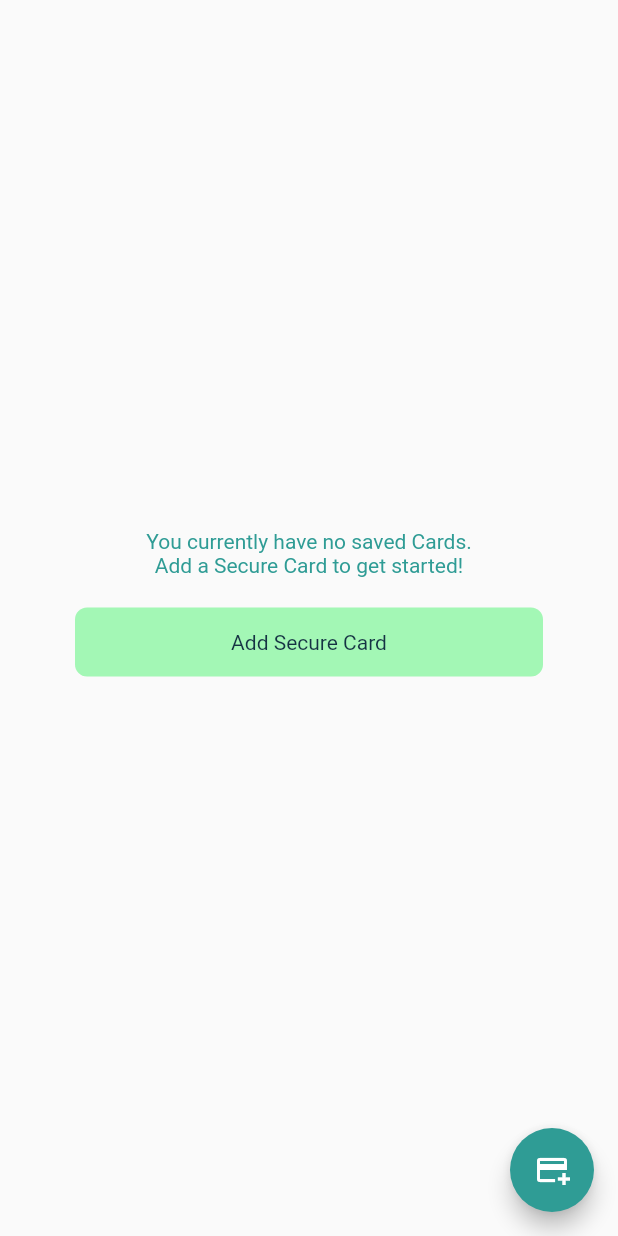
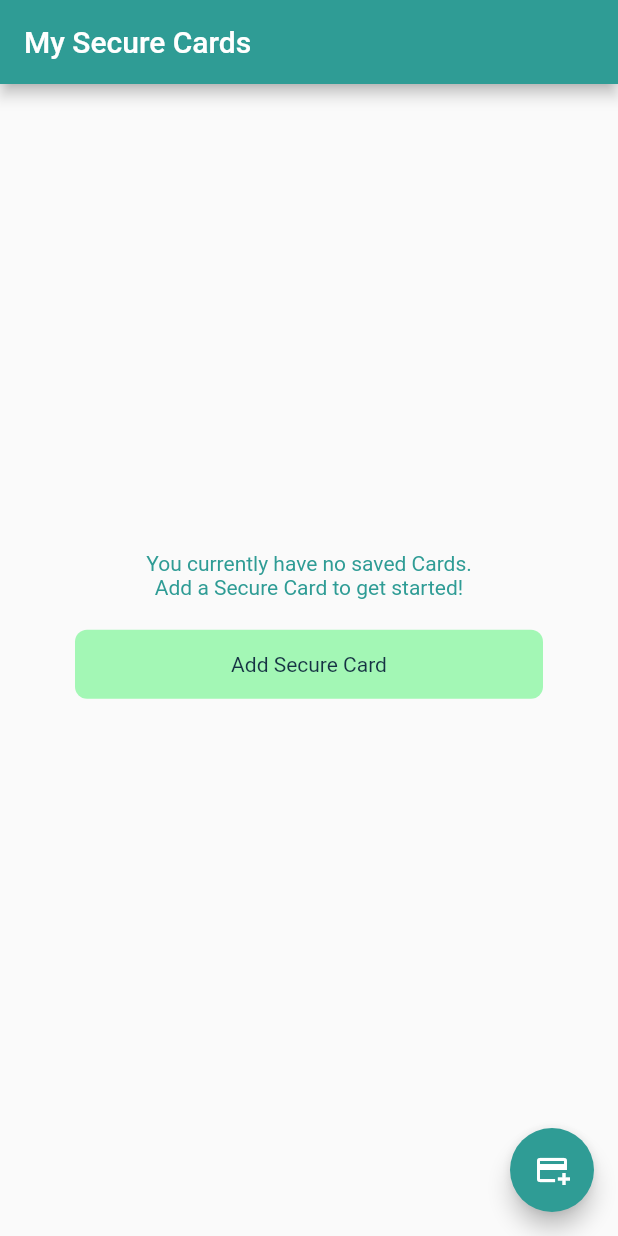
Before and after one commit to AndriesJacobus/BiometriCard, a Flutter app: the screen it shows after launch, on a phone screen of 412 x 824 dp. Run offline on Flutter 3.47's test engine with Material 2 defaults, Android fonts, the phone set to English and light mode, and no system bars; our stand-ins replace flutter_credit_card, flutter_secure_storage, get_it.

Commit message:
feat: new card initial widget

```diff
--- a/lib/screens/new_card.dart
+++ b/lib/components/new_card.dart
@@ -1,7 +1,5 @@
+import 'package:flutter/material.dart';
 import 'package:biometricard/models/secure_card.dart';
-import 'package:biometricard/services/secure_storage_service.dart';
-import 'package:biometricard/services/ui_service.dart';
-import 'package:flutter/material.dart';
 import 'package:biometricard/common/colors.dart';
 import 'package:biometricard/mixins/secure_storage_mixin.dart';
 import 'package:flutter_credit_card/credit_card_brand.dart';
@@ -32,13 +30,13 @@ class NewCardState extends State<NewCard> with SecureStorage<NewCard> {
 
   @override
   void initState() {
+    super.initState();
     border = OutlineInputBorder(
       borderSide: BorderSide(
         color: AppColors.persianBlue.withOpacity(0.7),
         width: 2.0,
       ),
     );
-    super.initState();
   }
 
   void onCreditCardModelChange(CreditCardModel? creditCardModel) {
@@ -57,7 +55,8 @@ class NewCardState extends State<NewCard> with SecureStorage<NewCard> {
       context,
       "Secure Card saved Successfully",
       "Your new Secure Card has been successfully saved, and stored securely!",
-      "Thanks",
+      "View Secure Cards",
+      showCancel: false,
       popTwice: true,
       confirmColor: AppColors.persianGreen,
     );
@@ -67,8 +66,8 @@ class NewCardState extends State<NewCard> with SecureStorage<NewCard> {
     // Show popup
     uiService.showConfirmPopup(
       context,
-      "Error saving new card",
-      "There was an error saving your new card: Card already exists. Please review your details and try again.",
+      "Secure Card already Exists",
+      "There was an error saving your new card: Secure Card already exists.\n\nPlease review your details and try again.",
       "Try again",
       popTwice: false,
       confirmColor: Colors.black,
--- a/lib/main.dart
+++ b/lib/main.dart
@@ -22,7 +22,9 @@ class MyApp extends StatelessWidget {
       theme: ThemeData(
         primarySwatch: Colors.green,
       ),
-      home: const MyHomePage(),
+      home: MyHomePage(
+        title: "My Secure Cards",
+      ),
     );
   }
 }
--- a/lib/screens/home.dart
+++ b/lib/screens/home.dart
@@ -1,10 +1,13 @@
 import 'package:flutter/material.dart';
+import 'package:biometricard/components/card_view.dart';
 import 'package:biometricard/common/colors.dart';
 import 'package:biometricard/mixins/secure_storage_mixin.dart';
-import 'package:biometricard/screens/new_card.dart';
+import 'package:biometricard/components/new_card.dart';
 
 class MyHomePage extends StatefulWidget {
-  const MyHomePage({super.key});
+  String title;
+
+  MyHomePage({super.key, required this.title});
 
   @override
   State<MyHomePage> createState() => _MyHomePageState();
@@ -12,8 +15,19 @@ class MyHomePage extends StatefulWidget {
 
 class _MyHomePageState extends State<MyHomePage>
     with SecureStorage<MyHomePage> {
+  bool hasCards = false;
+
+  @override
+  void initState() {
+    super.initState();
+
+    setState(() {
+      hasCards = secureStorage.cachedStoredCards.isNotEmpty;
+    });
+  }
+
   Future<void> showAddBottomSheet() async {
-    return await showModalBottomSheet(
+    await showModalBottomSheet(
       context: context,
       isScrollControlled: true,
       isDismissible: false,
@@ -32,15 +46,29 @@ class _MyHomePageState extends State<MyHomePage>
         );
       },
     );
+
+    setState(() {});
   }
 
-  @override
-  Widget build(BuildContext context) {
-    return Scaffold(
-      body: Center(
-        child: Column(
-          mainAxisAlignment: MainAxisAlignment.center,
-          children: <Widget>[
+  Column renderCards() {
+    List<CardView> cards = [];
+
+    secureStorage.cachedStoredCards.forEach((element) {
+      cards.add(
+        const CardView(),
+      );
+    });
+
+    return Column(
+      children: [
+        ...cards,
+      ],
+    );
+  }
+
+  Column renderNoCards() {
+    return Column(
+      children: [
         const Padding(
           padding: EdgeInsets.only(
             left: 50,
@@ -57,8 +85,7 @@ class _MyHomePageState extends State<MyHomePage>
         GestureDetector(
           onTap: showAddBottomSheet,
           child: Container(
-                margin:
-                    const EdgeInsets.symmetric(horizontal: 50, vertical: 20),
+            margin: const EdgeInsets.symmetric(horizontal: 50, vertical: 20),
             decoration: BoxDecoration(
               color: AppColors.lightGreen,
               borderRadius: BorderRadius.circular(8),
@@ -78,6 +105,33 @@ class _MyHomePageState extends State<MyHomePage>
           ),
         ),
       ],
+    );
+  }
+
+  @override
+  Widget build(BuildContext context) {
+    return Scaffold(
+      appBar: AppBar(
+        title: Text(widget.title),
+        backgroundColor: AppColors.persianGreen,
+      ),
+      body: Container(
+        height: MediaQuery.of(context).size.height * 0.9,
+        padding: hasCards
+            ? const EdgeInsets.only(
+                top: 0,
+              )
+            : null,
+        child: Center(
+          child: SingleChildScrollView(
+            child: Column(
+              mainAxisAlignment: MainAxisAlignment.start,
+              children: <Widget>[
+                hasCards ? renderCards() : renderNoCards(),
+                // const Text("Hi"),
+              ],
+            ),
+          ),
         ),
       ),
       floatingActionButton: FloatingActionButton(
--- a/lib/services/secure_storage_service.dart
+++ b/lib/services/secure_storage_service.dart
@@ -17,7 +17,7 @@ class SecureStorageService {
     storage = const FlutterSecureStorage();
 
     // Load stored cards form secure storage into cache
-    _loadStoredCards();
+    await _loadStoredCards();
   }
 
   Future<void> _loadStoredCards() async {
--- a/lib/services/ui_service.dart
+++ b/lib/services/ui_service.dart
@@ -10,6 +10,7 @@ class UiService {
     String title,
     String content,
     String confirmMessage, {
+    bool showCancel = true,
     bool popTwice = true,
     Color confirmColor = Colors.red,
   }) {
@@ -27,6 +28,7 @@ class UiService {
             ),
           ),
           actions: <Widget>[
+            if (showCancel)
               TextButton(
                 onPressed: () {
                   Navigator.of(context).pop();
```
Also changed, not shown: lib/components/card_view.dart (added, +23 -0 lines). Lines whose indentation alone changed are shown as unchanged.
